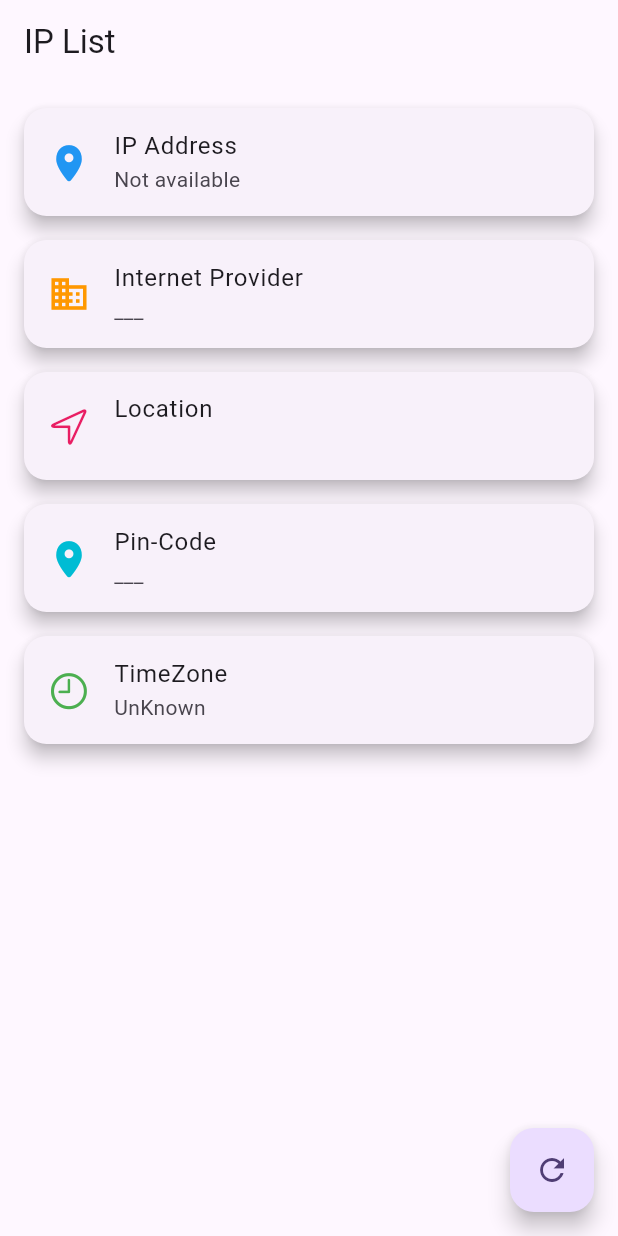
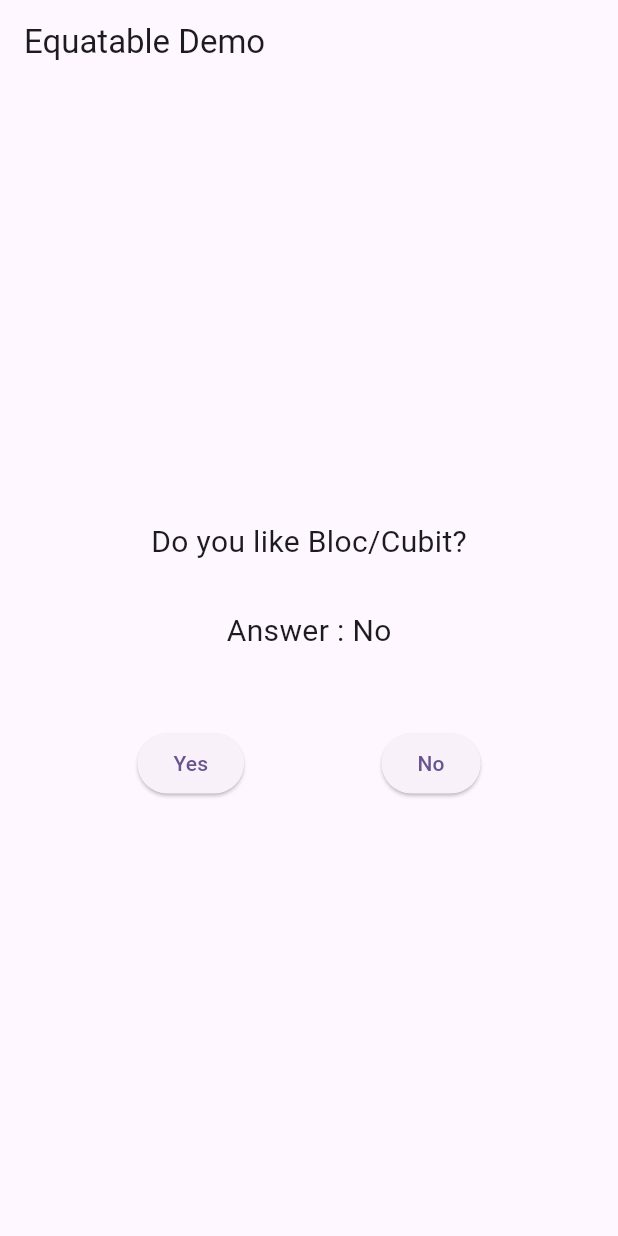
Before and after one commit to Pratham-Makwana/LearnBlocState, a Flutter app: the screen it shows after launch, on a phone screen of 412 x 824 dp. Run offline on Flutter 3.47's test engine with Material 3 defaults, Android fonts, the phone set to English and light mode, and no system bars; our stand-ins replace bloc, equatable, faker, flutter_bloc.

Commit message:
Equatable In Flutter Bloc

```diff
--- /dev/null
+++ b/lib/equatable_cubit/like_cubit.dart
@@ -0,0 +1,20 @@
+import 'dart:developer';
+
+import 'package:equatable/equatable.dart';
+import 'package:flutter_bloc/flutter_bloc.dart';
+
+part 'like_state.dart';
+
+class LikeCubit extends Cubit<LikeState> {
+  LikeCubit() : super(const LikeState(isTrue: false));
+
+  void changeAnswer(bool isTrue) {
+    emit(LikeState(isTrue: isTrue));
+  }
+
+  @override
+  onChange(Change<LikeState> change) {
+    super.onChange(change);
+    log('$change', name: '$runtimeType');
+  }
+}
--- /dev/null
+++ b/lib/equatable_cubit/like_state.dart
@@ -0,0 +1,24 @@
+part of 'like_cubit.dart';
+
+/// Equatable override  == (comparison) operator
+/// and help us to reduce the number of rebuild of UI
+
+// class LikeState extends Equatable {
+//   final bool isTrue;
+//
+//   const LikeState({required this.isTrue});
+//
+//   @override
+//   List<Object?> get props => [isTrue];
+// }
+
+///  everytime we click yes again n again the Ui is updating but value remain same that the problem
+///  we con overcome this problem with equatable.
+///  Using the equatable we can compare the value of object rather than direct objects
+///  even if two object are different and having the same value equatable is not rebuild the UI
+// -------------- you can avoid use of equatable If you write proper logic while setting the state and updating the UI
+class LikeState {
+  final bool isTrue;
+
+  const LikeState({required this.isTrue});
+}
--- a/lib/main.dart
+++ b/lib/main.dart
@@ -1,7 +1,9 @@
 import 'package:cubit_demo/bloc/developer_bloc.dart';
 import 'package:cubit_demo/data/repository/ip_repository.dart';
+import 'package:cubit_demo/equatable_cubit/like_cubit.dart';
 import 'package:cubit_demo/ip_cubit/ip_cubit.dart';
 import 'package:cubit_demo/presentation/screens/Ip_screen.dart';
+import 'package:cubit_demo/screen/equatable_screen.dart';
 import 'package:cubit_demo/widgets/myBloc_observer.dart';
 import 'package:flutter/material.dart';
 import 'package:flutter_bloc/flutter_bloc.dart';
@@ -23,7 +25,8 @@ class MyApp extends StatelessWidget {
         value: repo,
       ),
       child: BlocProvider(
-        create: (context) => IpCubit(repo),
+        create: (context) => LikeCubit(),
+        //create: (context) => IpCubit(repo),
         //create: (context) => DeveloperBloc(),
         //create: (context) => RatingCubit(),
         child: MaterialApp(
@@ -32,7 +35,7 @@ class MyApp extends StatelessWidget {
             colorScheme: ColorScheme.fromSeed(seedColor: Colors.deepPurple),
             useMaterial3: true,
           ),
-          home: const IpScreen(),
+          home: const EquatableScreen(),
         ),
       ),
     );
--- /dev/null
+++ b/lib/screen/equatable_screen.dart
@@ -0,0 +1,67 @@
+import 'dart:developer';
+
+import 'package:cubit_demo/equatable_cubit/like_cubit.dart';
+import 'package:flutter/material.dart';
+import 'package:flutter_bloc/flutter_bloc.dart';
+
+class EquatableScreen extends StatelessWidget {
+  const EquatableScreen({super.key});
+
+  @override
+  Widget build(BuildContext context) {
+    return Scaffold(
+      appBar: AppBar(
+        title: const Text('Equatable Demo'),
+      ),
+      body: Center(
+        child: Column(
+          mainAxisAlignment: MainAxisAlignment.center,
+          children: [
+            /// question
+            const Text(
+              'Do you like Bloc/Cubit?',
+              style: TextStyle(fontSize: 20),
+            ),
+            const SizedBox(
+              height: 30,
+            ),
+
+            /// answer
+            BlocBuilder<LikeCubit, LikeState>(
+              /// Without equatable if the both the value are not equal then only update UI
+
+              buildWhen: (previous, current) =>
+                  current.isTrue != previous.isTrue,
+              builder: (context, state) {
+                log('Answer: ${state.isTrue}', name: 'Updated Ui');
+                return Text(
+                  'Answer : ${state.isTrue ? 'Yes' : 'No'}',
+                  style: const TextStyle(fontSize: 20),
+                );
+              },
+            ),
+            const SizedBox(
+              height: 50,
+            ),
+            Row(
+              mainAxisAlignment: MainAxisAlignment.spaceEvenly,
+              children: [
+                ///  yes
+                ElevatedButton(
+                    onPressed: () =>
+                        context.read<LikeCubit>().changeAnswer(true),
+                    child: const Text('Yes')),
+
+                /// no
+                ElevatedButton(
+                    onPressed: () =>
+                        context.read<LikeCubit>().changeAnswer(false),
+                    child: const Text('No'))
+              ],
+            )
+          ],
+        ),
+      ),
+    );
+  }
+}
--- a/pubspec.yaml
+++ b/pubspec.yaml
@@ -20,6 +20,8 @@ dependencies:
   faker: ^2.2.0
   # bloc
   flutter_bloc: ^8.1.6
+  # Equatable
+  equatable: ^2.0.5
   # Http
   http: ^1.2.2
 
```
Also changed, not shown: pubspec.lock.
